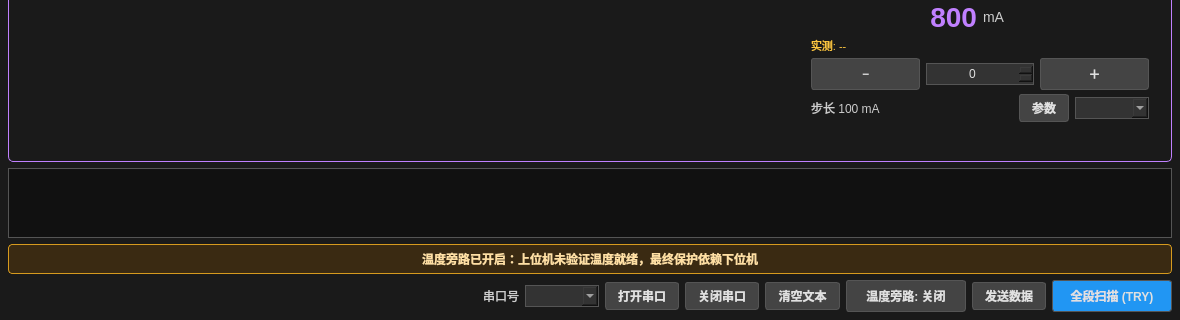
The window that widget.ui (KaidongHe/Laser_Control) describes before a commit, drawn with Qt 5; both pictures show x 0 to 1180 and y 569 to 889 of the 1180 by 889 pixel window.
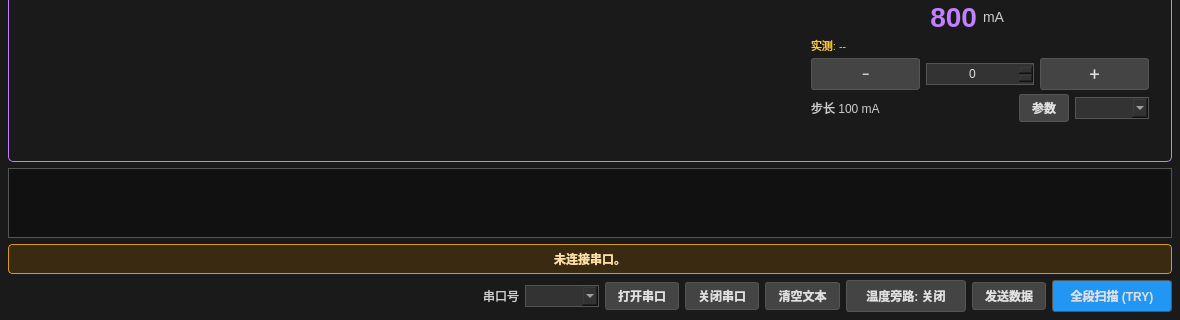
The same window after the commit. Custom widgets are drawn as their Qt base class.

```diff
--- a/widget.ui
+++ b/widget.ui
@@ -41,7 +41,7 @@
 QLabel#measuredLabel1, QLabel#measuredLabel2, QLabel#measuredLabel3 { color: #FFC840; font-size: 11px; }
 QLabel#reasonLabel1, QLabel#reasonLabel2, QLabel#reasonLabel3 { color: #FF6060; font-size: 11px; font-style: italic; }
 QLabel#ledLabel1, QLabel#ledLabel2, QLabel#ledLabel3 { font-size: 18px; font-weight: bold; }
-QLabel#developerTemperatureBypassWarningLabel { color: #FFDFA3; background-color: #3A2A12; border: 1px solid #D69A1E; border-radius: 4px; padding: 5px 10px; font-size: 12px; font-weight: bold; }
+QLabel#developerStatusDisplayLabel { color: #FFDFA3; background-color: #3A2A12; border: 1px solid #D69A1E; border-radius: 4px; padding: 5px 10px; font-size: 12px; font-weight: bold; }
 QPushButton#tryButton { background-color: #2196F3; }
 QPushButton#tryButton:hover { background-color: #CC5500; }</string>
   </property>
@@ -720,12 +720,12 @@
     </widget>
    </item>
    <item>
-    <widget class="QLabel" name="developerTemperatureBypassWarningLabel">
+    <widget class="QLabel" name="developerStatusDisplayLabel">
      <property name="visible">
       <bool>false</bool>
      </property>
      <property name="text">
-      <string>温度旁路已开启：上位机未验证温度就绪，最终保护依赖下位机</string>
+      <string>未连接串口。</string>
      </property>
      <property name="alignment">
       <set>Qt::AlignCenter</set>
```
